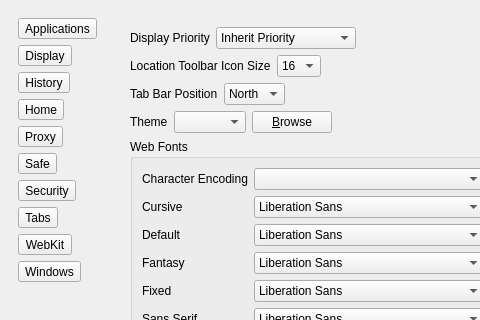
Qt form Version 2.x/UI/settings.ui (textbrowser/dooble) before a commit; both pictures show x 0 to 480 and y 0 to 320 of the 800 by 600 pixel window.
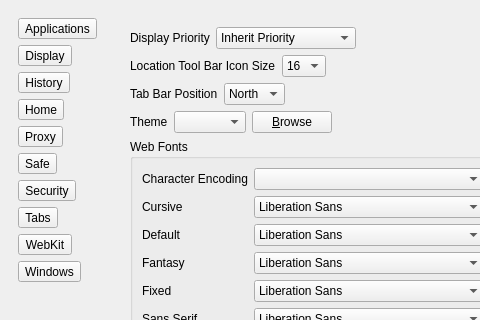
The same form after that commit. The open tabs and pages were chosen to show the change. Custom widgets are drawn as their Qt base class.

```diff
--- a/Version 2.x/UI/settings.ui
+++ b/Version 2.x/UI/settings.ui
@@ -380,7 +380,7 @@
               <rect>
                <x>0</x>
                <y>0</y>
-               <width>512</width>
+               <width>638</width>
                <height>571</height>
               </rect>
              </property>
@@ -464,7 +464,7 @@
                 <item>
                  <widget class="QLabel" name="label_57">
                   <property name="text">
-                   <string>Location Toolbar Icon Size</string>
+                   <string>Location Tool Bar Icon Size</string>
                   </property>
                  </widget>
                 </item>
```
Left out of the diff: 12 changed lines with no effect on the pictures.
